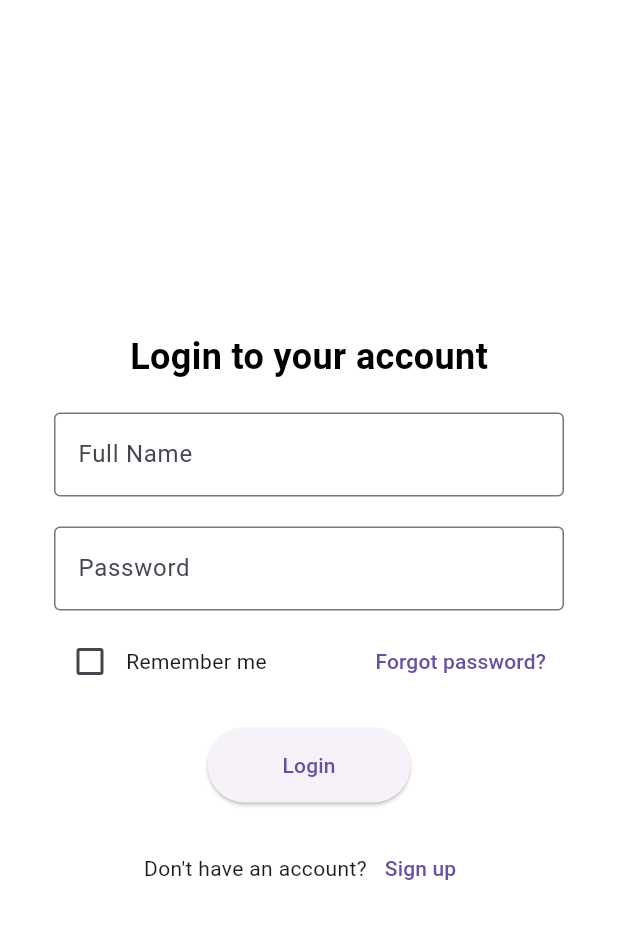
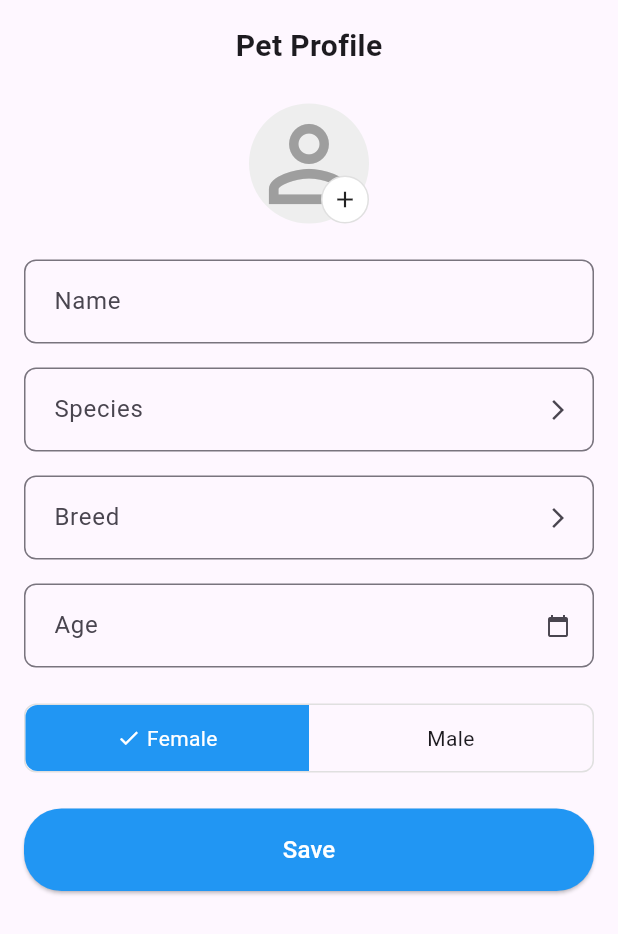
Before and after one commit to gkincs/pawsome_app, a Flutter app: the screen it shows after launch, on a phone screen of 412 x 824 dp. Shown: the top 934 px of the screen. Run offline on Flutter 3.47's test engine with Material 3 defaults, Android fonts, the phone set to English and light mode, and no system bars.

Commit message:
First step, Pet Profile UI

```diff
--- a/pawsome_app/lib/main.dart
+++ b/pawsome_app/lib/main.dart
@@ -1,4 +1,5 @@
 import 'package:flutter/material.dart';
+//import 'package:pawsome_app/screens/first_step_screen.dart';
 //import 'screens/signin_screen.dart';
 //import 'screens/new_account_screen.dart';
 
@@ -16,7 +17,7 @@ import 'package:flutter/material.dart';
 //       ),
 //     );
 //   }
-//
+// }
 
 // void main() {
 //   runApp(MyApp());
@@ -43,7 +44,7 @@ import 'package:flutter/material.dart';
 // }
 
 
-import 'screens/login_screen.dart';
+import 'screens/pet_prof_screen.dart';
 void main() {
   runApp(MyApp());
 }
@@ -56,7 +57,7 @@ class MyApp extends StatelessWidget {
       theme: ThemeData(
         primarySwatch: Colors.blue,
       ),
-      home: LoginWidget(),
+      home: PetProfileWidget(),
     );
   }
 }
--- a/pawsome_app/lib/screens/first_step_screen.dart
+++ b/pawsome_app/lib/screens/first_step_screen.dart
@@ -0,0 +1,54 @@
+import 'package:flutter/material.dart';
+
+class FirststepWidget extends StatelessWidget {
+  @override
+  Widget build(BuildContext context) {
+    return Scaffold(
+      backgroundColor: Colors.white,
+      body: Padding(
+        padding: const EdgeInsets.symmetric(horizontal: 36.0),
+        child: Column(
+          mainAxisAlignment: MainAxisAlignment.center,
+          children: [
+            // Title
+            Text(
+              'PawSome',
+              style: TextStyle(
+                fontSize: 26,
+                fontWeight: FontWeight.normal, // Normal style
+                color: Colors.black,
+              ),
+            ),
+            SizedBox(height: 40), // Increased space below the title (2x)
+            // Subtitle
+            Text(
+              'Add your first pet',
+              textAlign: TextAlign.center,
+              style: TextStyle(
+                fontSize: 24,
+                fontWeight: FontWeight.normal,
+                color: Color.fromRGBO(0, 0, 0, 0.9),
+              ),
+            ),
+            SizedBox(height: 40), // Space before the button
+            // Add Button
+            ElevatedButton(
+              onPressed: () {
+                // Add button action
+              },
+              child: Text('Add'),
+              style: ElevatedButton.styleFrom(
+                minimumSize: Size(double.infinity, 48), // Button width
+                backgroundColor: Color.fromRGBO(78, 130, 255, 0.9), // Button color
+                foregroundColor: Colors.white, // Button text color
+                shape: RoundedRectangleBorder(
+                  borderRadius: BorderRadius.circular(100), // Rounded corners
+                ),
+              ),
+            ),
+          ],
+        ),
+      ),
+    );
+  }
+}
--- a/pawsome_app/lib/screens/pet_prof_screen.dart
+++ b/pawsome_app/lib/screens/pet_prof_screen.dart
@@ -0,0 +1,193 @@
+import 'package:flutter/material.dart';
+
+class PetProfileWidget extends StatelessWidget {
+  const PetProfileWidget({Key? key}) : super(key: key);
+
+  @override
+  Widget build(BuildContext context) {
+    return Scaffold(
+      body: SafeArea(
+        child: SingleChildScrollView(
+          padding: const EdgeInsets.all(16.0),
+          child: Column(
+            children: [
+              const Center(  // Added Center widget here
+                child: Text(
+                  'Pet Profile',
+                  style: TextStyle(
+                    fontSize: 20,
+                    fontWeight: FontWeight.bold,
+                  ),
+                ),
+              ),
+              //
+              const SizedBox(height: 24),
+              Center(
+                child: Stack(
+                  children: [
+                    Container(
+                      width: 80,
+                      height: 80,
+                      decoration: BoxDecoration(
+                        color: Colors.grey[200],
+                        shape: BoxShape.circle,
+                      ),
+                      child: const Icon(
+                        Icons.person_outline,
+                        size: 80,
+                        color: Colors.grey,
+                      ),
+                    ),
+                    Positioned(
+                      right: 0,
+                      bottom: 0,
+                      child: Container(
+                        padding: const EdgeInsets.all(6),
+                        decoration: BoxDecoration(
+                          color: Colors.white,
+                          shape: BoxShape.circle,
+                          border: Border.all(color: Colors.grey[300]!),
+                        ),
+                        child: const Icon(
+                          Icons.add,
+                          size: 18,
+                        ),
+                      ),
+                    ),
+                  ],
+                ),
+              ),
+              const SizedBox(height: 24),
+              TextField(
+                decoration: InputDecoration(
+                  labelText: 'Name',
+                  border: OutlineInputBorder(
+                    borderRadius: BorderRadius.circular(8),
+                  ),
+                  contentPadding: const EdgeInsets.symmetric(
+                    horizontal: 16,
+                    vertical: 16,
+                  ),
+                ),
+              ),
+              const SizedBox(height: 16),
+              TextField(
+                decoration: InputDecoration(
+                  labelText: 'Species',
+                  border: OutlineInputBorder(
+                    borderRadius: BorderRadius.circular(8),
+                  ),
+                  contentPadding: const EdgeInsets.symmetric(
+                    horizontal: 16,
+                    vertical: 16,
+                  ),
+                  suffixIcon: const Icon(
+                    Icons.arrow_forward_ios,
+                    size: 16,
+                  ),
+                ),
+              ),
+              const SizedBox(height: 16),
+              TextField(
+                decoration: InputDecoration(
+                  labelText: 'Breed',
+                  border: OutlineInputBorder(
+                    borderRadius: BorderRadius.circular(8),
+                  ),
+                  contentPadding: const EdgeInsets.symmetric(
+                    horizontal: 16,
+                    vertical: 16,
+                  ),
+                  suffixIcon: const Icon(
+                    Icons.arrow_forward_ios,
+                    size: 16,
+                  ),
+                ),
+              ),
+              const SizedBox(height: 16),
+              TextField(
+                decoration: InputDecoration(
+                  labelText: 'Age',
+                  border: OutlineInputBorder(
+                    borderRadius: BorderRadius.circular(8),
+                  ),
+                  contentPadding: const EdgeInsets.symmetric(
+                    horizontal: 16,
+                    vertical: 16,
+                  ),
+                  suffixIcon: const Icon(
+                    Icons.calendar_today,
+                    size: 16,
+                  ),
+                ),
+              ),
+              const SizedBox(height: 24),
+              Container(
+                decoration: BoxDecoration(
+                  border: Border.all(color: Colors.grey[300]!),
+                  borderRadius: BorderRadius.circular(8),
+                ),
+                child: Row(
+                  children: [
+                    Expanded(
+                      child: Container(
+                        padding: const EdgeInsets.symmetric(vertical: 12),
+                        decoration: BoxDecoration(
+                          color: Colors.blue,
+                          borderRadius: BorderRadius.only(
+                            topLeft: Radius.circular(8),
+                            bottomLeft: Radius.circular(8),
+                          ),
+                        ),
+                        child: Row(
+                          mainAxisAlignment: MainAxisAlignment.center,
+                          children: [
+                            Icon(Icons.check, color: Colors.white, size: 16),
+                            SizedBox(width: 4),
+                            Text(
+                              'Female',
+                              style: TextStyle(color: Colors.white),
+                            ),
+                          ],
+                        ),
+                      ),
+                    ),
+                    Expanded(
+                      child: Container(
+                        padding: const EdgeInsets.symmetric(vertical: 12),
+                        child: const Center(
+                          child: Text('Male'),
+                        ),
+                      ),
+                    ),
+                  ],
+                ),
+              ),
+              const SizedBox(height: 24),
+              SizedBox(
+                width: double.infinity,
+                child: ElevatedButton(
+                  onPressed: () {},
+                  style: ElevatedButton.styleFrom(
+                    backgroundColor: Colors.blue,
+                    padding: const EdgeInsets.symmetric(vertical: 16),
+                    shape: RoundedRectangleBorder(
+                      borderRadius: BorderRadius.circular(25),
+                    ),
+                  ),
+                  child: const Text(
+                    'Save',
+                    style: TextStyle(
+                      color: Colors.white,
+                      fontSize: 16,
+                    ),
+                  ),
+                ),
+              ),
+            ],
+          ),
+        ),
+      ),
+    );
+  }
+}
```
Also changed, not shown: pawsome_app/pubspec.lock.
